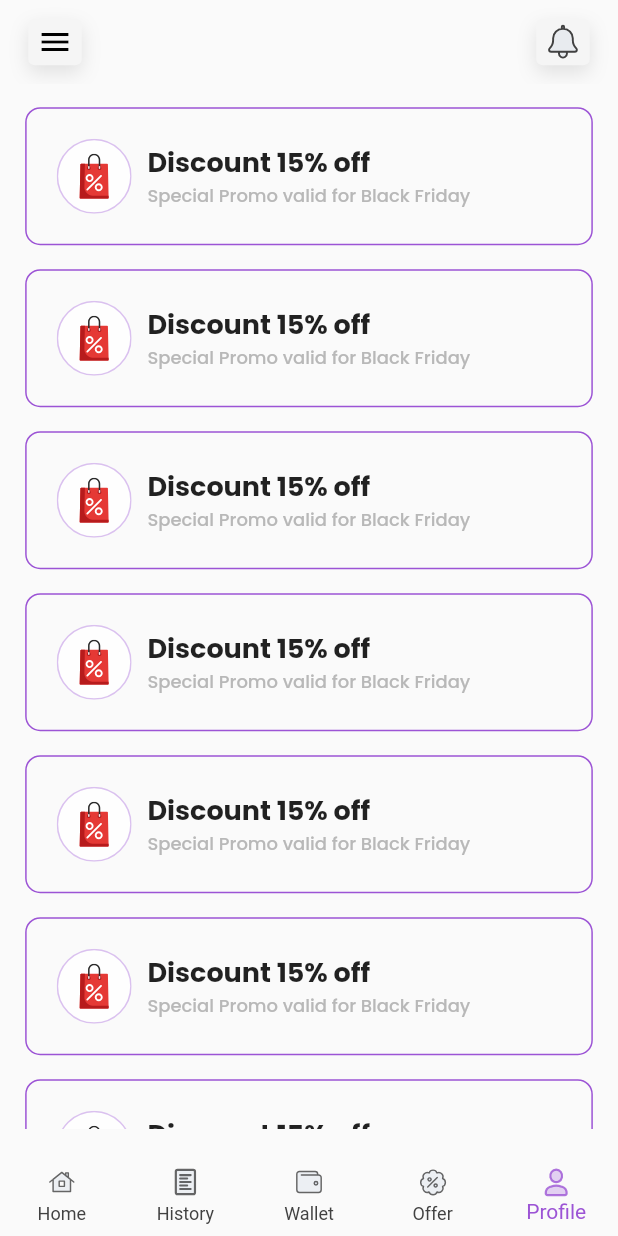
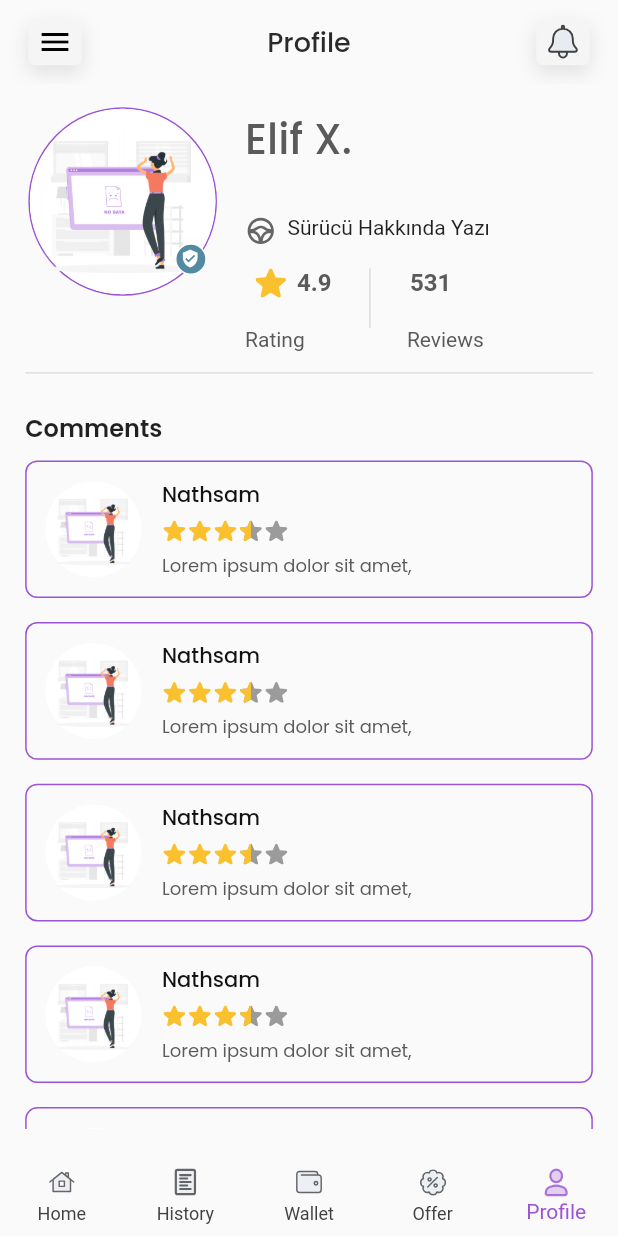
Before and after one commit to bilginfatih/shazy, a Flutter app: the screen it shows after launch, item 5 of the bottom bar chosen, on a phone screen of 412 x 824 dp. Run offline on Flutter 3.47's test engine with Material 2 defaults, Android fonts, the light colour scheme and no system bars; drawn by our look-alikes of flutter_rating_bar; our stand-ins replace dio, flutter_svg, geolocator, google_fonts, google_maps_flutter, hexcolor and 4 more; missing offline and left inert: flutter_polyline_points; generated files the repository leaves out were written again; project files that could hold a hidden picture were left out.

Commit message:
WIP: 813ae07 Merge pull request #3 from bilginfatih/bottomsheat

```diff
--- a/lib/pages/home/home_page.dart
+++ b/lib/pages/home/home_page.dart
@@ -8,6 +8,7 @@ import 'package:shazy/pages/wallet/wallet_page.dart';
 import 'package:shazy/utils/extensions/context_extension.dart';
 
 import '../../utils/theme/themes.dart';
+import '../profile/profile_page.dart';
 
 class HomePage extends StatefulWidget {
   const HomePage({super.key});
@@ -22,7 +23,7 @@ class _HomePageState extends State<HomePage> {
     HistoryUpcomingPage(),
     const WalletPage(),
     const OfferPage(),
-    const OfferPage(),
+    ProfilePage(),
   ];
   int _currentIndex = 0;
   @override
@@ -39,9 +40,7 @@ class _HomePageState extends State<HomePage> {
           backgroundColor: Colors.transparent,
           type: BottomNavigationBarType.fixed,
           selectedItemColor: AppThemes.lightPrimary500,
-          unselectedItemColor: context.isLight
-              ? AppThemes.contentSecondary
-              : HexColor('#D0D0D0'),
+          unselectedItemColor: context.isLight ? AppThemes.contentSecondary : HexColor('#D0D0D0'),
           showUnselectedLabels: true,
           currentIndex: _currentIndex,
           onTap: (index) {
@@ -61,8 +60,7 @@ class _HomePageState extends State<HomePage> {
     );
   }
 
-  BottomNavigationBarItem _buildBottomNavigationBarItem(
-      String asset, String label, int index) {
+  BottomNavigationBarItem _buildBottomNavigationBarItem(String asset, String label, int index) {
     return BottomNavigationBarItem(
       icon: SvgPicture.asset(
         height: context.responsiveHeight(24),
--- a/lib/pages/payment/payment_method_page.dart
+++ b/lib/pages/payment/payment_method_page.dart
@@ -91,7 +91,7 @@ class _PaymetnMethodPageState extends State<PaymetnMethodPage> {
                 context,
                 'map3',
                 Provider.of<AppInfo>(context).userDropOffLocation != null
-                    ? Provider.of<AppInfo>(context).userDropOffLocation!.locationName.toString()
+                    ? "${Provider.of<AppInfo>(context).userDropOffLocation!.locationName.toString().substring(0, 24)}..."
                     : 'undefined',
                 Provider.of<AppInfo>(context).userDropOffLocation != null
                     ? "${Provider.of<AppInfo>(context).userDropOffLocation!.currentLocationName.toString().substring(0, 24)}..."
@@ -172,7 +172,7 @@ class _PaymetnMethodPageState extends State<PaymetnMethodPage> {
               context: context,
               onPressed: () {
                 NavigationManager.instance.navigationToPage(
-                  NavigationConstant.homeScreenTransport,
+                  NavigationConstant.homePage,
                 );
               },
             ),
--- /dev/null
+++ b/lib/pages/profile/profile_page.dart
@@ -0,0 +1,268 @@
+import 'package:flutter/material.dart';
+import 'package:flutter_rating_bar/flutter_rating_bar.dart';
+import 'package:flutter_svg/svg.dart';
+import 'package:hexcolor/hexcolor.dart';
+import 'package:shazy/utils/extensions/context_extension.dart';
+
+import '../../utils/theme/themes.dart';
+import '../../widgets/app_bars/custom_app_bar.dart';
+import '../../widgets/padding/base_padding.dart';
+
+class ProfilePage extends StatefulWidget {
+  ProfilePage({Key? key}) : super(key: key);
+
+  @override
+  State<ProfilePage> createState() => _ProfilePageState();
+}
+
+class _ProfilePageState extends State<ProfilePage> {
+  final GlobalKey<ScaffoldState> _scaffoldKey = GlobalKey<ScaffoldState>();
+  @override
+  Widget build(BuildContext context) {
+    return Scaffold(
+      appBar: CustomAppBar(
+        context: context,
+        scaffoldKey: _scaffoldKey,
+        title: Text("Profile"),
+      ),
+      body: BasePadding(
+        context: context,
+        child: Column(
+          crossAxisAlignment: CrossAxisAlignment.start,
+          children: [
+            Row(
+              crossAxisAlignment: CrossAxisAlignment.start,
+              children: [
+                Stack(
+                  children: [
+                    Container(
+                      height: context.responsiveHeight(130),
+                      width: context.responsiveWidth(124),
+                      decoration: BoxDecoration(
+                        shape: BoxShape.circle,
+                        border: Border.all(
+                          color: AppThemes.lightPrimary500,
+                          width: 1.0,
+                        ),
+                      ),
+                      child: CircleAvatar(
+                        radius: 35,
+                        child: Image.asset('assets/png/no_data.png'),
+                        backgroundColor: Colors.white,
+                      ),
+                    ),
+                    Positioned(
+                      left: 100,
+                      bottom: 14,
+                      child: SvgPicture.asset(
+                        'assets/svg/verified-user.svg',
+                        width: context.responsiveWidth(20),
+                      ),
+                    ),
+                  ],
+                ),
+                SizedBox(
+                  width: context.responsiveWidth(15.82),
+                ),
+                Column(
+                  crossAxisAlignment: CrossAxisAlignment.start,
+                  children: [
+                    Text(
+                      "Elif X.",
+                      style: context.textStyle.titleLargeMedium.copyWith(color: HexColor("#5A5A5A")),
+                    ),
+                    SizedBox(
+                      height: context.responsiveHeight(31),
+                    ),
+                    Row(
+                      crossAxisAlignment: CrossAxisAlignment.start,
+                      children: [
+                        SvgPicture.asset(
+                          'assets/svg/car.svg',
+                          width: context.responsiveWidth(20),
+                        ),
+                        SizedBox(
+                          width: context.responsiveWidth(7),
+                        ),
+                        Text("Sürücü Hakkında Yazı"),
+                      ],
+                    ),
+                    SizedBox(
+                      height: context.responsiveHeight(15),
+                    ),
+                    Row(
+                      crossAxisAlignment: CrossAxisAlignment.start,
+                      children: [
+                        Padding(
+                          padding: const EdgeInsets.only(left: 7.0),
+                          child: SvgPicture.asset(
+                            'assets/svg/star.svg',
+                            width: context.responsiveWidth(20),
+                          ),
+                        ),
+                        SizedBox(
+                          width: context.responsiveWidth(6.4),
+                        ),
+                        Text(
+                          "4.9",
+                          style: TextStyle(
+                            fontWeight: FontWeight.w700,
+                            fontSize: 16,
+                            color: HexColor("#5A5A5A"),
+                          ),
+                        ),
+                        SizedBox(
+                          width: context.responsiveWidth(23.87),
+                        ),
+                        Container(
+                          height: context.responsiveHeight(41),
+                          width: context.responsiveWidth(1),
+                          color: HexColor('#DDDDDD'),
+                        ),
+                        SizedBox(
+                          width: context.responsiveWidth(25),
+                        ),
+                        Text(
+                          "531",
+                          style: TextStyle(
+                            fontWeight: FontWeight.w700,
+                            fontSize: 16,
+                            color: HexColor("#5A5A5A"),
+                          ),
+                        ),
+                      ],
+                    ),
+                    Row(
+                      children: [
+                        Text(
+                          "Rating",
+                          style: TextStyle(
+                            fontWeight: FontWeight.w400,
+                            color: HexColor("#5A5A5A"),
+                          ),
+                        ),
+                        SizedBox(
+                          width: context.responsiveWidth(65),
+                        ),
+                        Text(
+                          "Reviews",
+                          style: TextStyle(
+                            fontWeight: FontWeight.w400,
+                            color: HexColor("#5A5A5A"),
+                          ),
+                        ),
+                      ],
+                    ),
+                  ],
+                ),
+              ],
+            ),
+            SizedBox(
+              height: context.responsiveHeight(14),
+            ),
+            Container(
+              height: context.responsiveHeight(1),
+              width: context.responsiveWidth(392),
+              color: HexColor('#DDDDDD'),
+            ),
+            SizedBox(
+              height: context.responsiveHeight(25),
+            ),
+            Text(
+              "Comments",
+              style: context.textStyle.subheadLargeSemibold,
+            ),
+            SizedBox(
+              height: context.responsiveHeight(10),
+            ),
+            Expanded(
+              child: ListView(
+                children: [
+                  _buildTransectionContainer(context, 'Nathsam', 'Lorem ipsum dolor sit amet,'),
+                  _buildTransectionContainer(context, 'Nathsam', 'Lorem ipsum dolor sit amet,'),
+                  _buildTransectionContainer(context, 'Nathsam', 'Lorem ipsum dolor sit amet,'),
+                  _buildTransectionContainer(context, 'Nathsam', 'Lorem ipsum dolor sit amet,'),
+                  _buildTransectionContainer(context, 'Nathsam', 'Lorem ipsum dolor sit amet,'),
+                  _buildTransectionContainer(context, 'Nathsam', 'Lorem ipsum dolor sit amet,'),
+                  _buildTransectionContainer(context, 'Nathsam', 'Lorem ipsum dolor sit amet,'),
+                  _buildTransectionContainer(context, 'Nathsam', 'Lorem ipsum dolor sit amet,'),
+                ],
+              ),
+            ),
+          ],
+        ),
+      ),
+    );
+  }
+}
+
+Padding _buildTransectionContainer(BuildContext context, text1, text2) {
+  return Padding(
+    padding: const EdgeInsets.only(bottom: 16),
+    child: Container(
+      decoration: BoxDecoration(
+        border: Border.all(
+          color: AppThemes.lightPrimary500,
+        ),
+        borderRadius: BorderRadius.circular(8),
+      ),
+      child: Padding(
+        padding: EdgeInsets.only(
+          top: context.responsiveHeight(12),
+          bottom: context.responsiveHeight(12),
+          left: context.responsiveWidth(12),
+          right: context.responsiveWidth(17),
+        ),
+        child: Row(
+          children: [
+            CircleAvatar(
+              radius: 32,
+              child: Image.asset('assets/png/no_data.png'),
+              backgroundColor: Colors.white,
+            ),
+            SizedBox(
+              width: context.responsiveWidth(13),
+            ),
+            Column(
+              crossAxisAlignment: CrossAxisAlignment.start,
+              children: [
+                Text(
+                  text1,
+                  style: context.textStyle.subheadSmallRegular.copyWith(color: HexColor('#121212')),
+                ),
+                SizedBox(
+                  height: context.responsiveHeight(6),
+                ),
+                RatingBar.builder(
+                  initialRating: 3.5,
+                  minRating: 1,
+                  direction: Axis.horizontal,
+                  allowHalfRating: true,
+                  itemCount: 5,
+                  itemSize: 15,
+                  updateOnDrag: false,
+                  tapOnlyMode: false,
+                  itemPadding: EdgeInsets.symmetric(horizontal: 1.0),
+                  itemBuilder: (context, _) => SvgPicture.asset(
+                    'assets/svg/star.svg',
+                    width: context.responsiveWidth(20),
+                  ),
+                  onRatingUpdate: (rating) {
+                    print(rating);
+                  },
+                ),
+                SizedBox(
+                  height: context.responsiveHeight(7),
+                ),
+                Text(
+                  text2,
+                  style: context.textStyle.bodySmallRegular.copyWith(color: HexColor('#5A5A5A')),
+                ),
+              ],
+            ),
+          ],
+        ),
+      ),
+    ),
+  );
+}
--- a/lib/widgets/app_bars/custom_app_bar.dart
+++ b/lib/widgets/app_bars/custom_app_bar.dart
@@ -1,5 +1,6 @@
 import 'package:flutter/material.dart';
 import 'package:flutter_svg/svg.dart';
+import 'package:hexcolor/hexcolor.dart';
 import 'package:shazy/utils/extensions/context_extension.dart';
 
 import '../buttons/shadow_button.dart';
@@ -8,6 +9,7 @@ class CustomAppBar extends AppBar {
   CustomAppBar({
     Key? key,
     GlobalKey<ScaffoldState>? scaffoldKey,
+    Text? title,
     required BuildContext context,
   }) : super(
           key: key,
@@ -15,6 +17,9 @@ class CustomAppBar extends AppBar {
           automaticallyImplyLeading: false,
           elevation: 0,
           leadingWidth: 100,
+          title: title,
+          titleTextStyle: context.textStyle.headlineSmallMedium.copyWith(color: HexColor("#2A2A2A")),
+          centerTitle: true,
           leading: Row(
             children: [
               SizedBox(
--- a/pubspec.yaml
+++ b/pubspec.yaml
@@ -37,7 +37,6 @@ dependencies:
   google_fonts: ^5.1.0
   google_maps_flutter: ^2.4.0
   hexcolor: ^3.0.1
-  intl: any
   intl_phone_field: ^3.2.0
   location: ^5.0.3
   otp_text_field: ^1.1.3
@@ -47,6 +46,7 @@ dependencies:
   http: ^1.1.0
   flutter_polyline_points: ^2.0.0
   provider: ^6.0.5
+  flutter_rating_bar: ^4.0.1
 
 dev_dependencies:
   flutter_lints: ^2.0.0
```
Also changed, not shown: lib/pages/history/history_upcoming_page.dart (+4 -15 lines), lib/widgets/drawer/custom_drawer.dart (+18 -40 lines), assets/svg/driver-licanse.svg (added), assets/svg/verified-user.svg (added), pubspec.lock, 2 other files.
